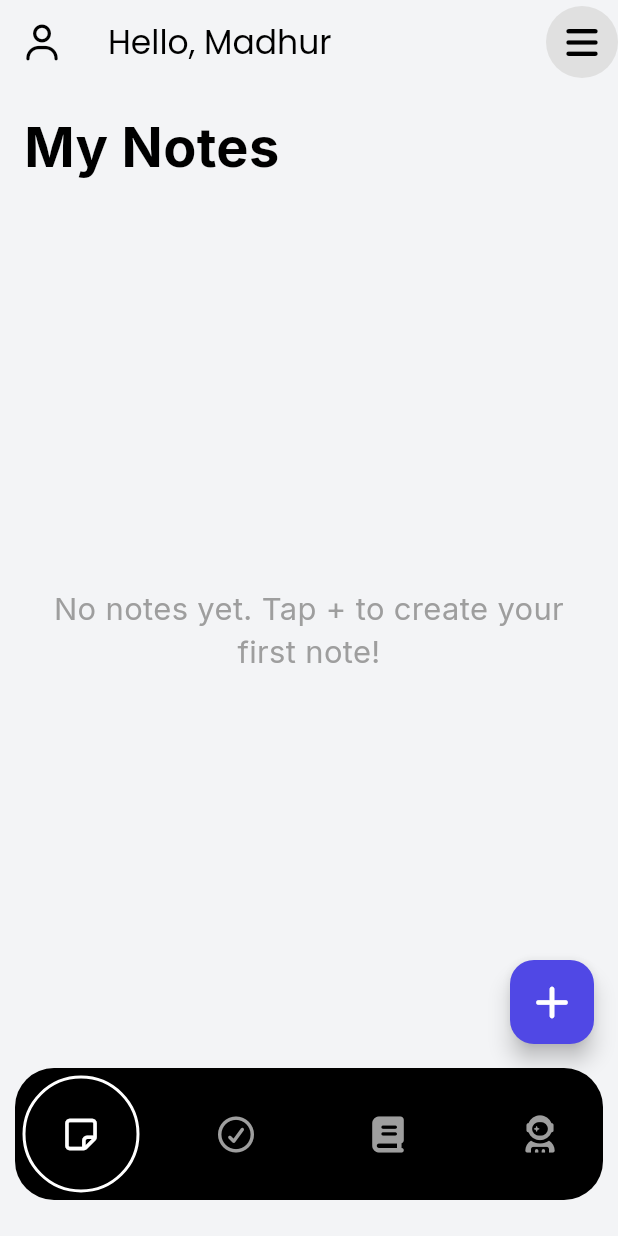
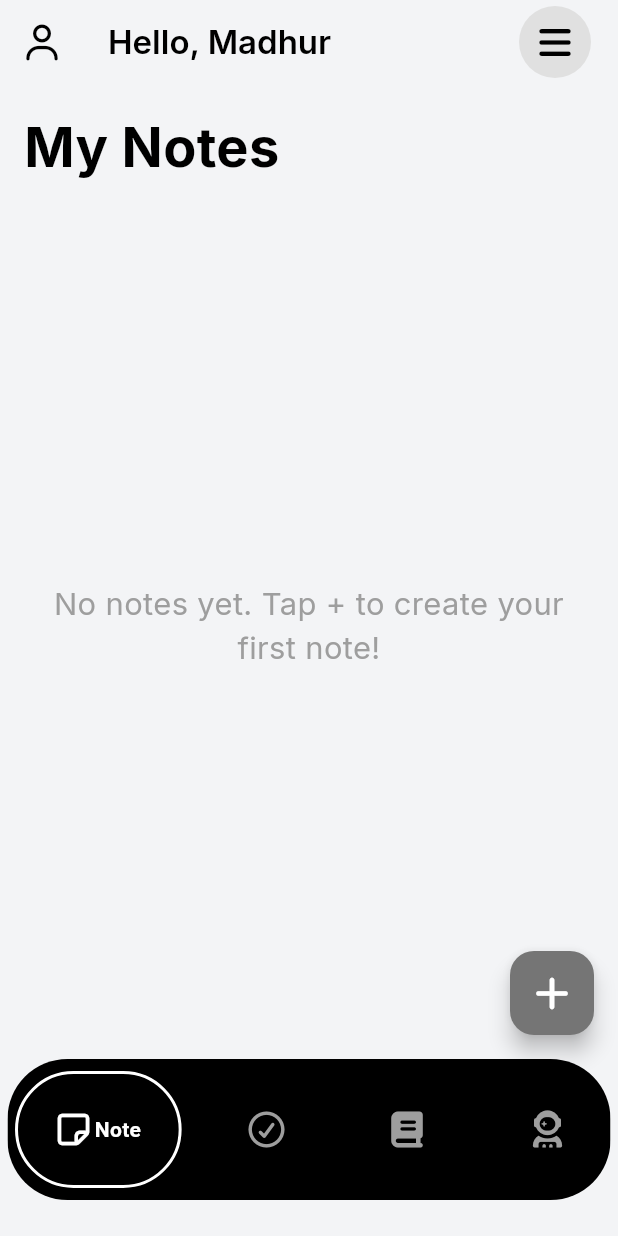
Before and after one commit to madhurchouhan7/smart_study_companion, a Flutter app: the screen it shows after launch, on a phone screen of 412 x 824 dp. Run offline on Flutter 3.47's test engine with Material 3 defaults, Android fonts, the phone set to English and light mode, and no system bars; drawn by our look-alikes of google_nav_bar; our stand-ins replace font_awesome_flutter, get, google_fonts, hive, hive_flutter; missing offline and left inert: flutter_quill; accounts and stored records are empty.

Commit message:
Enhance UI: Add pastel color palette to AppColors, update HomePage tab labels, and improve DetailedNotesController for better state management and user experience.

```diff
--- a/lib/config/app_colors.dart
+++ b/lib/config/app_colors.dart
@@ -26,4 +26,15 @@ class AppColors {
   static const Color errorColor = Color(0xFFEF4444);
   // warning
   static const Color warningColor = Color(0xFFF59E0B);
+
+  // light and soft pastel colors
+  static const Color babyPink = Color(0xFFFDDDE6);
+  static const Color lightCoral = Color(0xFFF08080);
+  static const Color softLavender = Color(0xFFE6E6FA);
+  static const Color powderBlue = Color(0xFFB0E0E6);
+  static const Color mintGreen = Color(0xFF98FB98);
+  static const Color sageGreen = Color(0xFFB2AC88);
+  static const Color pastelYellow = Color(0xFFFDFD96);
+  static const Color cream = Color(0xFFFFFDD0);
+  static const Color lightPeach = Color(0xFFFDD8B9);
 }
--- a/lib/home/home_page.dart
+++ b/lib/home/home_page.dart
@@ -22,7 +22,7 @@ class _HomePageState extends State<HomePage> {
     // later replace the text with whole screen for individual pages
     NotesScreen(),
     Text('Tasks'),
-    Text('Library'),
+    Text('Book'),
     Text('Profile'),
   ];
 
@@ -38,7 +38,11 @@ class _HomePageState extends State<HomePage> {
     return Scaffold(
       appBar: AppBar(
         centerTitle: false,
-        title: Text('Hello, Madhur', style: GoogleFonts.poppins()),
+        title: Text(
+          'Hello, Madhur',
+          style: GoogleFonts.inter(fontWeight: FontWeight.w600),
+        ),
+        actionsPadding: EdgeInsets.only(right: 18),
         actions: [
           // menu button
           Container(
@@ -63,6 +67,7 @@ class _HomePageState extends State<HomePage> {
       // Floating Action Button - only show on Notes tab (index 0), otherwise show nothing
       floatingActionButton: selectedIndex == 0
           ? FloatingActionButton(
+              backgroundColor: Colors.grey[600],
               onPressed: () {
                 Navigator.push(
                   context,
@@ -70,17 +75,20 @@ class _HomePageState extends State<HomePage> {
                 );
               },
               tooltip: 'Add New Note',
-              child: Icon(FontAwesomeIcons.plus),
+              child: Icon(FontAwesomeIcons.plus, color: Colors.white),
             )
           : null, // Hide FAB on other tabs
       // given container because to round the corners of the bottom navigation bar
       bottomNavigationBar: Container(
-        margin: EdgeInsets.only(bottom: 24, left: 10, right: 10),
-        decoration: BoxDecoration(borderRadius: BorderRadius.circular(26)),
+        margin: EdgeInsets.only(bottom: 24, left: 5, right: 5),
+        decoration: BoxDecoration(
+          borderRadius: BorderRadius.circular(40),
+          color: Colors.transparent,
+        ),
 
         // ClipRRect is used to round the corners of the bottom navigation bar
         child: ClipRRect(
-          borderRadius: BorderRadius.circular(26),
+          borderRadius: BorderRadius.circular(40),
           child: GNav(
             style: GnavStyle.google,
             onTabChange: (value) => onItemTapped(value),
@@ -88,28 +96,34 @@ class _HomePageState extends State<HomePage> {
             selectedIndex: selectedIndex,
             activeColor: Colors.white,
             backgroundColor: Colors.black,
-            tabMargin: EdgeInsetsGeometry.all(5),
+            gap: 2,
+            tabMargin: EdgeInsetsGeometry.symmetric(horizontal: 5, vertical: 8),
             tabActiveBorder: Border.all(color: Colors.white, width: 2),
             tabs: [
               GButton(
                 icon: FontAwesomeIcons.noteSticky,
                 iconColor: Colors.grey,
+                text: 'Note',
+                semanticLabel: 'Note',
                 iconActiveColor: Colors.white,
               ),
               GButton(
                 icon: FontAwesomeIcons.circleCheck,
                 iconColor: Colors.grey,
                 iconActiveColor: Colors.white,
+                text: 'ToDo',
               ),
               GButton(
                 icon: FontAwesomeIcons.book,
                 iconColor: Colors.grey,
                 iconActiveColor: Colors.white,
+                text: 'Book',
               ),
               GButton(
                 icon: FontAwesomeIcons.userAstronaut,
                 iconColor: Colors.grey,
                 iconActiveColor: Colors.white,
+                text: 'User',
               ),
             ],
           ),
--- a/lib/main.dart
+++ b/lib/main.dart
@@ -36,6 +36,7 @@ class MyApp extends StatelessWidget {
       ],
       title: 'Smart Study App',
       theme: ThemeData(
+        useMaterial3: true,
         colorScheme: ColorScheme.light(
           primary: AppColors.primaryColor,
           secondary: AppColors.secondaryColor,
--- a/lib/notes/widgets/notes_tile.dart
+++ b/lib/notes/widgets/notes_tile.dart
@@ -1,6 +1,7 @@
 import 'package:flutter/material.dart';
 import 'package:get/get.dart';
 import 'package:google_fonts/google_fonts.dart';
+import 'package:smart_study_companion/config/app_colors.dart';
 import 'package:smart_study_companion/notes/screens/detailed_notes.dart';
 import 'package:smart_study_companion/notes/model/note.dart';
 
@@ -24,7 +25,7 @@ class NotesTile extends StatelessWidget {
       child: Container(
         padding: EdgeInsets.all(16),
         decoration: BoxDecoration(
-          color: Colors.lightBlue,
+          color: Colors.blueGrey.shade100,
           borderRadius: BorderRadius.circular(16),
         ),
         width: screenWidth / 2.1,
```
Also changed, not shown: lib/notes/controller/detailed_notes_controller.dart (+31 -5 lines), lib/notes/screens/detailed_notes.dart (+26 -9 lines).
